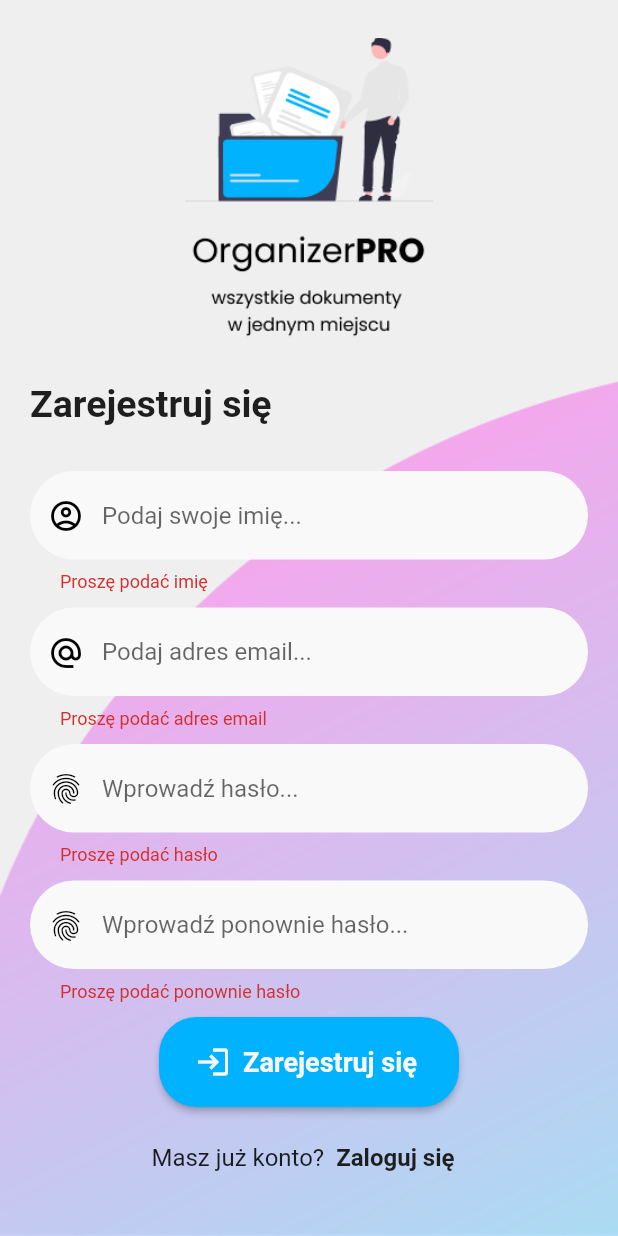
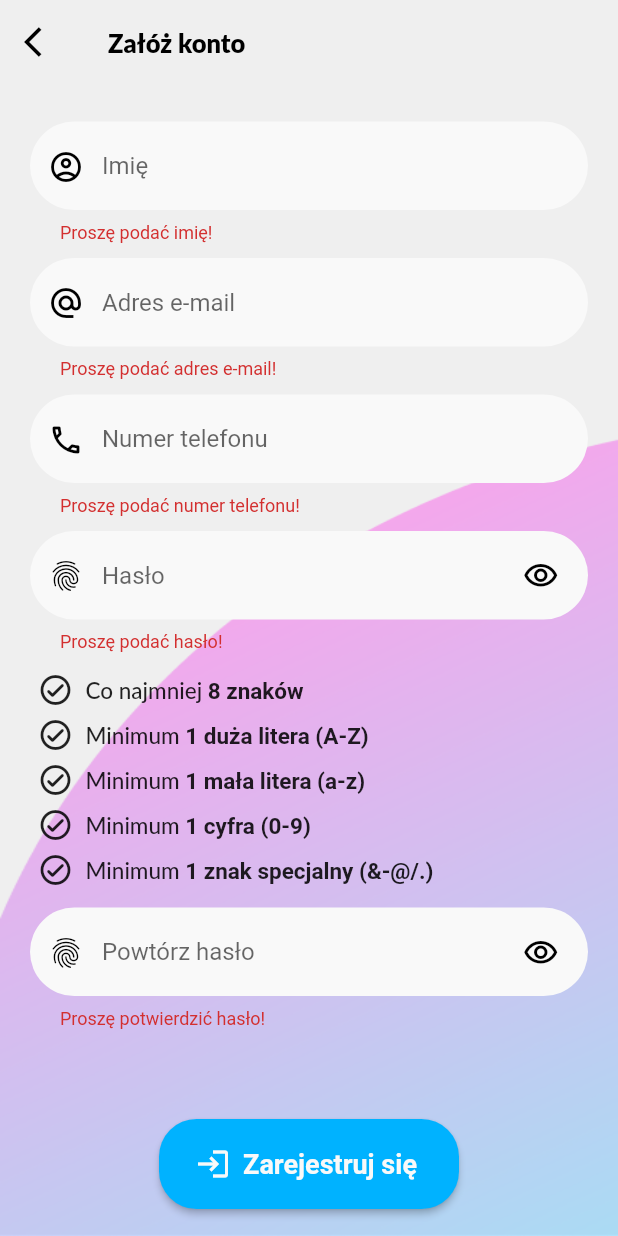
Before and after one commit to v-ashka/proj-zespolowy-flutter, a Flutter app: the UserAuthenticationRegister screen opened directly, after a tap on "Zarejestruj się", on a phone screen of 412 x 824 dp. Run offline on Flutter 3.47's test engine with Material 2 defaults, Android fonts, the phone set to English and light mode, and no system bars; our stand-ins replace cached_network_image, dio, dropdown_textfield, expandable, file_picker, flutter_local_notifications and 11 more; missing offline and left inert: byte_converter, chip_list, flutter_downloader, jwt_decode, video_thumbnail; accounts and stored records are empty.

Commit message:
registration rebuild

```diff
--- a/lib/components/appbar.dart
+++ b/lib/components/appbar.dart
@@ -39,6 +39,7 @@ enum HeaderTitleType {
   homeRepairList,
   formAddHomeRepair,
   formEditHomeRepair,
+  createAccount
 }
 
 extension HeaderTitleExtension on HeaderTitleType {
@@ -114,6 +115,8 @@ extension HeaderTitleExtension on HeaderTitleType {
         return 'Dodaj naprawę';
       case HeaderTitleType.formEditHomeRepair:
         return 'Edytuj naprawę';
+      case HeaderTitleType.createAccount:
+        return 'Załóż konto';
     }
   }
 }
--- a/lib/pages/_userAuth.dart
+++ b/lib/pages/_userAuth.dart
@@ -505,7 +505,7 @@ class _UserAuthenticationState extends State<UserAuthentication> {
                                     fontWeight: FontWeight.bold,
                                   )),
                               onPressed: () {
-                                Navigator.pushReplacementNamed(
+                                Navigator.pushNamed(
                                   context,
                                   '/registerUser',
                                 );
--- a/lib/pages/_userAuthRegister.dart
+++ b/lib/pages/_userAuthRegister.dart
@@ -6,11 +6,15 @@ import 'package:flutter/src/foundation/key.dart';
 import 'package:flutter/src/widgets/framework.dart';
 import 'package:flutter_secure_storage/flutter_secure_storage.dart';
 import 'package:jwt_decode/jwt_decode.dart';
+import 'package:projzespoloey/components/appbar.dart';
 import 'package:projzespoloey/constants.dart';
 import 'package:projzespoloey/main.dart';
 import 'package:http/http.dart' as http;
 import 'package:projzespoloey/services/UserModel/UserApiService.dart';
 import 'package:projzespoloey/services/UserModel/UserModel.dart';
+import 'package:intl_phone_number_input/intl_phone_number_input.dart';
+
+import '../components/password_requirement.dart';
 
 class UserAuthenticationRegister extends StatefulWidget {
   const UserAuthenticationRegister({Key? key}) : super(key: key);
@@ -24,21 +28,22 @@ class UserAuthenticationRegister extends StatefulWidget {
 
 class _UserAuthenticationRegisterState
     extends State<UserAuthenticationRegister> {
-  // Local flutter storage token
-  final storage = new FlutterSecureStorage();
-
-  // Form variables
   final formKey = GlobalKey<FormState>();
   bool isValid = false;
+  bool isObscure = true;
+  bool isSecondObscure = true;
   bool isLoading = false;
   bool _passValid = false;
 
   String? nameInput = "";
   String? emailInput = "";
-  String? passInput = "";
+  String passInput = "";
   String? secondPassInput = "";
   var testPass1 = TextEditingController();
   var testPass2 = TextEditingController();
+  final TextEditingController controller = TextEditingController();
+  String initialCountry = 'PL';
+  PhoneNumber number = PhoneNumber(isoCode: 'PL');
 
   // Error feedback
   String errorFeedback = "";
@@ -64,6 +69,18 @@ class _UserAuthenticationRegisterState
         }));
   }
 
+  String? validation(String? value) {
+    bool validation =
+        RegExp(r'^(?=.*?[A-Z])(?=.*?[a-z])(?=.*?[0-9])(?=.*?[!@#\$&*~]).{6,}$')
+            .hasMatch(value!);
+    if (value.isEmpty) {
+      return "Proszę podać hasło!";
+    } else if (!validation) {
+      return "Nie spełniono wymagań dotyczących hasła!";
+    }
+    return null;
+  }
+
   // temp data for testing purposes
   Map _userData = {};
   Future<void> readJson() async {
@@ -79,6 +96,7 @@ class _UserAuthenticationRegisterState
   Widget build(BuildContext context) {
     return Scaffold(
       backgroundColor: Color(0xffF8F8F8),
+      appBar: myAppBar(context, HeaderTitleType.createAccount),
       body: SafeArea(
         child: Container(
           height: double.infinity,
@@ -98,45 +116,8 @@ class _UserAuthenticationRegisterState
                   crossAxisAlignment: CrossAxisAlignment.start,
                   mainAxisAlignment: MainAxisAlignment.start,
                   children: [
-                    Center(
-                      child: Image(
-                        width: 200,
-                        height: 200,
-                        image: AssetImage("assets/logo.png"),
-                      ),
-                    ),
-                    SizedBox(
-                      height: 20,
-                    ),
-                    Padding(
-                      padding: const EdgeInsets.fromLTRB(0, 10, 0, 30),
-                      child: Text(
-                        "Zarejestruj się",
-                        style: TextStyle(
-                          fontWeight: FontWeight.w600,
-                          color: fontBlack,
-                          fontSize: 25,
-                        ),
-                      ),
-                    ),
                     Form(
                         key: formKey,
-                        onChanged: () {
-                          final formValidation =
-                              formKey.currentState!.validate();
-                          if (isValid != formValidation) {
-                            setState(() {
-                              isValid = formValidation;
-                            });
-                          }
-                          setState(() {
-                            if (testPass1.text != testPass2.text) {
-                              passFeedback = "Hasła się nie zgadzają";
-                            } else {
-                              passFeedback = "";
-                            }
-                          });
-                        },
                         child: Column(
                           crossAxisAlignment: CrossAxisAlignment.center,
                           mainAxisAlignment: MainAxisAlignment.center,
@@ -144,7 +125,7 @@ class _UserAuthenticationRegisterState
                             TextFormField(
                               validator: (value) {
                                 if (value == null || value.isEmpty) {
-                                  return "Proszę podać imię";
+                                  return "Proszę podać imię!";
                                 }
                                 return null;
                               },
@@ -162,7 +143,7 @@ class _UserAuthenticationRegisterState
                                       color: Colors.black,
                                     ),
                                   ),
-                                  hintText: "Podaj swoje imię...",
+                                  hintText: "Imię",
                                   fillColor: bgSmokedWhite,
                                   filled: true,
                                   border: OutlineInputBorder(
@@ -176,7 +157,7 @@ class _UserAuthenticationRegisterState
                             TextFormField(
                               validator: (value) {
                                 if (value == null || value.isEmpty) {
-                                  return "Proszę podać adres email";
+                                  return "Proszę podać adres e-mail!";
                                 }
                                 return null;
                               },
@@ -194,7 +175,7 @@ class _UserAuthenticationRegisterState
                                       color: Colors.black,
                                     ),
                                   ),
-                                  hintText: "Podaj adres email...",
+                                  hintText: "Adres e-mail",
                                   fillColor: bgSmokedWhite,
                                   filled: true,
                                   border: OutlineInputBorder(
@@ -206,32 +187,32 @@ class _UserAuthenticationRegisterState
                               height: 10,
                             ),
                             TextFormField(
-                              obscureText: true,
-                              controller: testPass1,
                               validator: (value) {
                                 if (value == null || value.isEmpty) {
-                                  return "Proszę podać hasło";
+                                  return "Proszę podać numer telefonu!";
                                 }
                                 return null;
                               },
-                              onChanged: (String? value) {
-                                passInput = value;
-                              },
                               onSaved: (String? value) {
-                                passInput = value;
+                                //emailInput = value;
                               },
                               cursorColor: Colors.black,
                               style: TextStyle(color: Colors.black),
+                              inputFormatters: <TextInputFormatter>[
+                                FilteringTextInputFormatter.digitsOnly,
+                                LengthLimitingTextInputFormatter(9),
+                              ],
+                              keyboardType: TextInputType.number,
                               decoration: InputDecoration(
                                   contentPadding: EdgeInsets.all(20),
                                   prefixIcon: Padding(
                                     padding: EdgeInsets.only(top: 1),
                                     child: Icon(
-                                      Icons.fingerprint,
+                                      Icons.call_outlined,
                                       color: Colors.black,
                                     ),
                                   ),
-                                  hintText: "Wprowadź hasło...",
+                                  hintText: "Numer telefonu",
                                   fillColor: bgSmokedWhite,
                                   filled: true,
                                   border: OutlineInputBorder(
@@ -243,24 +224,112 @@ class _UserAuthenticationRegisterState
                               height: 10,
                             ),
                             TextFormField(
-                              obscureText: true,
-                              controller: testPass2,
-                              validator: (value) {
-                                if (value == null || value.isEmpty) {
-                                  return "Proszę podać ponownie hasło";
-                                }
-                                return null;
-                              },
+                              obscureText: isObscure,
+                              controller: testPass1,
+                              validator: validation,
                               onChanged: (String? value) {
-                                secondPassInput = value;
-                              },
-                              onSaved: (String? value) {
-                                secondPassInput = value;
+                                setState(() {
+                                  passInput = value!;
+                                });
                               },
                               cursorColor: Colors.black,
                               style: TextStyle(color: Colors.black),
                               decoration: InputDecoration(
                                   contentPadding: EdgeInsets.all(20),
+                                  suffixIcon: IconButton(
+                                      onPressed: () => setState(() {
+                                        isObscure = !isObscure;
+                                      }),
+                                      padding: const EdgeInsets.fromLTRB(
+                                          0, 1, 15, 0),
+                                      icon: Icon(
+                                        isObscure
+                                            ? Icons.visibility_outlined
+                                            : Icons.visibility_off_outlined,
+                                        color: Colors.black,
+                                      ),
+                                    ),
+                                  prefixIcon: Padding(
+                                    padding: EdgeInsets.only(top: 1),
+                                    child: Icon(
+                                      Icons.fingerprint,
+                                      color: Colors.black,
+                                    ),
+                                  ),
+                                  hintText: "Hasło",
+                                  fillColor: bgSmokedWhite,
+                                  filled: true,
+                                  border: OutlineInputBorder(
+                                    borderRadius: BorderRadius.circular(50),
+                                    borderSide: BorderSide.none,
+                                  )),
+                            ),
+                            SizedBox(
+                              height: 10,
+                            ),
+                            PasswordRequirement(
+                                regExToCheck: passInput.length >= 8,
+                                requirementText: "Co najmniej",
+                                requirementTextBold: ' 8 znaków'),
+                            PasswordRequirement(
+                              regExToCheck:
+                                  passInput.contains(RegExp(r'[A-Z]')),
+                              requirementText: "Minimum",
+                              requirementTextBold: ' 1 duża litera (A-Z)',
+                            ),
+                            PasswordRequirement(
+                              regExToCheck:
+                                  passInput.contains(RegExp(r'[a-z]')),
+                              requirementText: "Minimum",
+                              requirementTextBold: ' 1 mała litera (a-z)',
+                            ),
+                            PasswordRequirement(
+                              regExToCheck:
+                                  passInput.contains(RegExp(r'[0-9]')),
+                              requirementText: "Minimum",
+                              requirementTextBold: ' 1 cyfra (0-9)',
+                            ),
+                            PasswordRequirement(
+                              regExToCheck: passInput
+                                  .contains(RegExp(r'[!@#$%^&*(),.?":{}|<>]')),
+                              requirementText: "Minimum",
+                              requirementTextBold: ' 1 znak specjalny (&-@/.)',
+                            ),
+                            SizedBox(height: 10),
+                            TextFormField(
+                              obscureText: isSecondObscure,
+                              controller: testPass2,
+                              validator: (value) {
+                                if (value == null || value.isEmpty) {
+                                  return "Proszę potwierdzić hasło!";
+                                }
+                                if (passInput != secondPassInput) {
+                                  return "Podane hasła nie są identyczne!";
+                                }
+                                return null;
+                              },
+                              onChanged: (value) {
+                                setState(() {
+                                  secondPassInput = value;
+                                });
+                              },
+                              cursorColor: Colors.black,
+                              style: TextStyle(color: Colors.black),
+                              decoration: InputDecoration(
+                                  contentPadding: EdgeInsets.all(20),
+                                  suffixIcon: IconButton(
+                                      onPressed: () => setState(() {
+                                        isSecondObscure = !isSecondObscure;
+                                      }),
+                                      padding: const EdgeInsets.fromLTRB(
+                                          0, 1, 15, 0),
+                                      icon: Icon(
+                                        isSecondObscure
+                                            ? Icons.visibility_outlined
+                                            : Icons.visibility_off_outlined,
+                                        color: Colors.black,
+                                      ),
+                                    ),
                                   prefixIcon: Padding(
                                     padding: EdgeInsets.only(top: 1),
                                     child: Icon(
@@ -268,7 +337,7 @@ class _UserAuthenticationRegisterState
                                       color: Colors.black,
                                     ),
                                   ),
-                                  hintText: "Wprowadź ponownie hasło...",
+                                  hintText: "Powtórz hasło",
                                   fillColor: bgSmokedWhite,
                                   filled: true,
                                   border: OutlineInputBorder(
@@ -290,7 +359,7 @@ class _UserAuthenticationRegisterState
                               ),
                             ],
                             SizedBox(
-                              height: 10,
+                              height: 60,
                             ),
                             if (!errorFeedback.isEmpty) ...[
                               Text(
```
